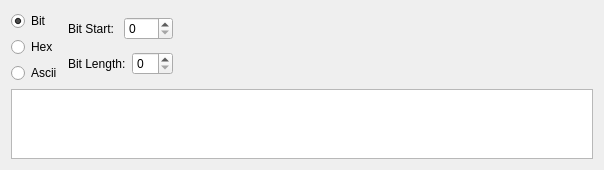
Old version of the form src/hobbits-plugins/operators/Edit/editeditor.ui in the repository goldest-star/binary-analysis-tool.
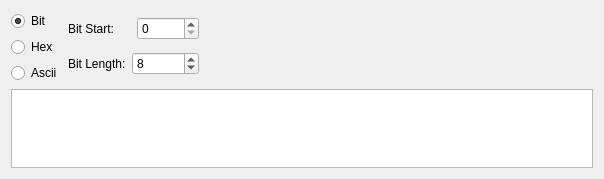
New version of the form.

Commit message: Change text of spin box labels to match data sizes.

Diff of the .ui file:
```diff
--- a/src/hobbits-plugins/operators/Edit/editeditor.ui
+++ b/src/hobbits-plugins/operators/Edit/editeditor.ui
@@ -7,7 +7,7 @@
     <x>0</x>
     <y>0</y>
     <width>604</width>
-    <height>156</height>
+    <height>179</height>
    </rect>
   </property>
   <property name="windowTitle">
@@ -56,7 +56,14 @@
           </widget>
          </item>
          <item>
-          <widget class="QSpinBox" name="sb_start"/>
+          <widget class="QSpinBox" name="sb_start">
+           <property name="minimum">
+            <number>0</number>
+           </property>
+           <property name="value">
+            <number>0</number>
+           </property>
+          </widget>
          </item>
         </layout>
        </item>
@@ -70,7 +77,17 @@
           </widget>
          </item>
          <item>
-          <widget class="QSpinBox" name="sb_length"/>
+          <widget class="QSpinBox" name="sb_length">
+           <property name="minimum">
+            <number>0</number>
+           </property>
+           <property name="maximum">
+            <number>2147483647</number>
+           </property>
+           <property name="value">
+            <number>8</number>
+           </property>
+          </widget>
          </item>
         </layout>
        </item>
```
The commit also changes 3 other files.
